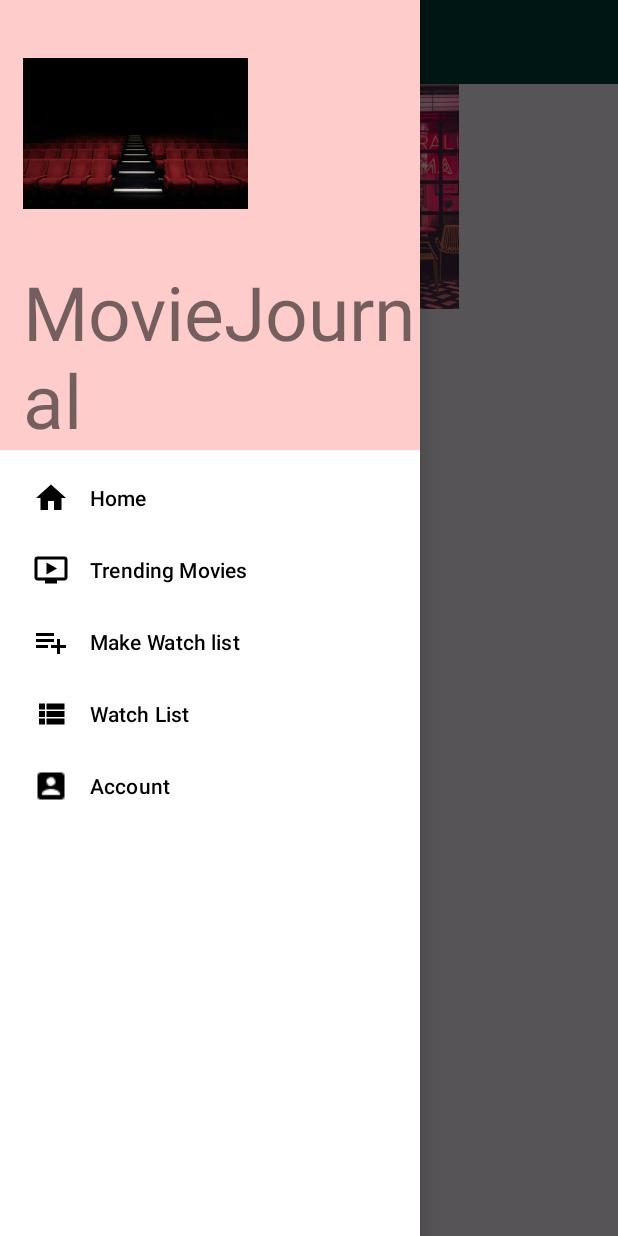
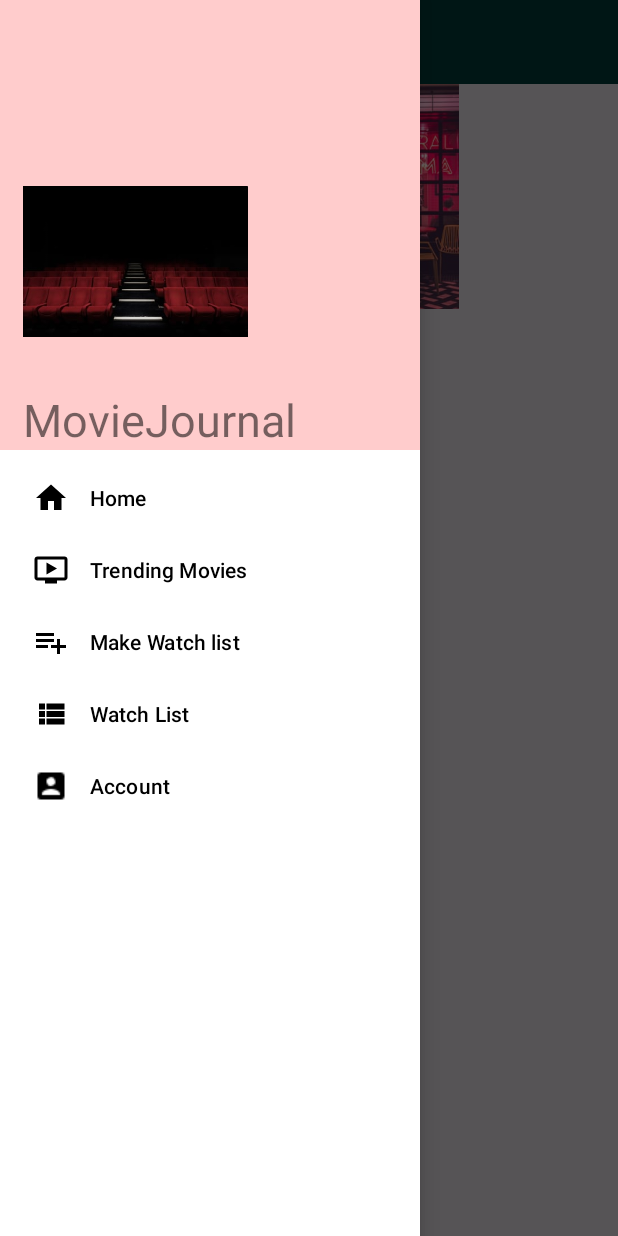
Before and after one commit to Odile078/MovieJournal2, an Android app: the WatchListActivity screen opened directly, with no data from a screen before it, with the side drawer open, on a phone screen of 412 x 824 dp. Run offline under Robolectric (Android 15) with nearby library versions, the phone set to English and light mode, and no system bars; our stand-ins replace ButterKnife, Firebase (no records; nobody signed in at launch, a user with empty details on screens opened directly); network calls fail; Roboto replaces fonts that are not available here.

```diff
--- a/app/src/main/java/com/example/mvstudio/WatchListActivity.java
+++ b/app/src/main/java/com/example/mvstudio/WatchListActivity.java
@@ -66,8 +66,10 @@ public class WatchListActivity extends AppCompatActivity {
         FirebaseUser user = mAuth.getCurrentUser();
 
         moviesList = new ArrayList<>();
+        String uid = user.getUid();
+        //moviesdb = FirebaseDatabase.getInstance().getReference("Movies");
+        moviesdb = FirebaseDatabase.getInstance().getReference("Movies").child(uid);
 
-        moviesdb = FirebaseDatabase.getInstance().getReference("Movies");
 
         toolbar = findViewById(R.id.toolbar);
         setSupportActionBar(toolbar);
--- a/app/src/main/res/layout/drawer_header.xml
+++ b/app/src/main/res/layout/drawer_header.xml
@@ -14,7 +14,7 @@
         android:layout_width="match_parent"
         android:layout_height="wrap_content"
         android:text="MovieJournal"
-        android:textSize="50dp"
+        android:textSize="30dp"
         android:layout_marginTop="10dp"/>
 
 </LinearLayout>
```
Also changed, not shown: app/src/main/java/com/example/mvstudio/ListFormActivity.java (+9 -3 lines), app/src/main/java/com/example/mvstudio/Movies.java (+8 -0 lines).
